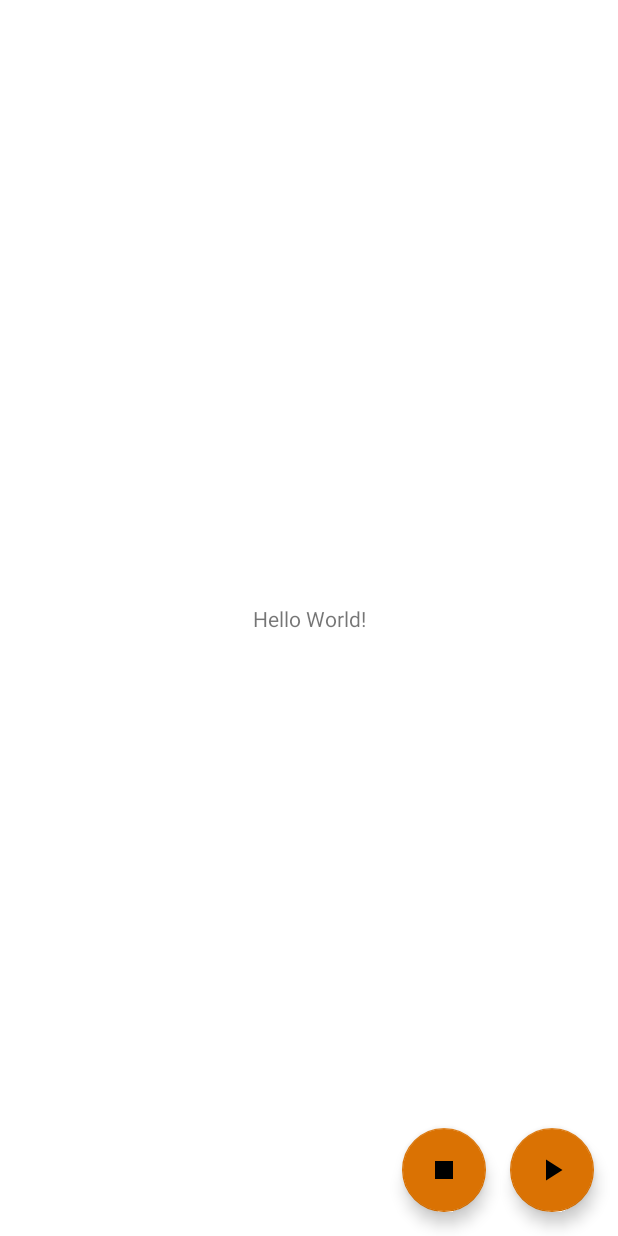
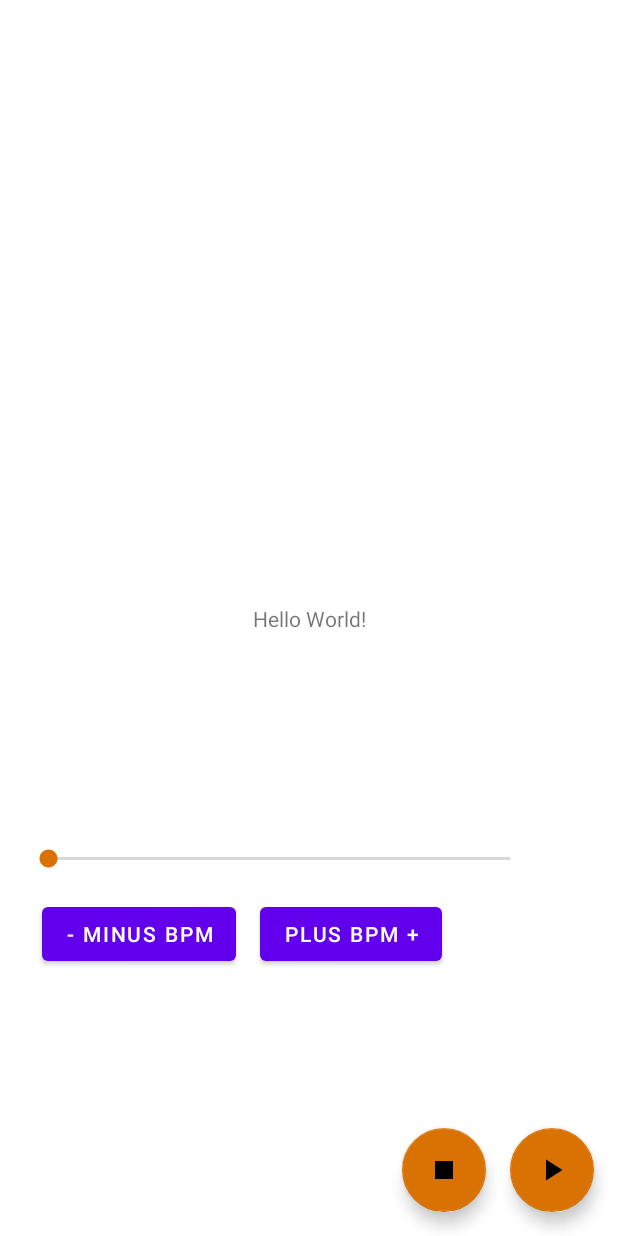
Before and after one commit to ziginsider/xdrummachine, an Android app: the layout activity_main.xml on its own in the app's theme, with its tools: preview values and no code run, on a phone screen of 412 x 824 dp. Run offline under Robolectric (Android 15) with nearby library versions, the phone set to English and light mode, and no system bars.

Commit message:
add seek bar and bpm plus and minus buttons

```diff
--- a/app/src/main/res/layout/activity_main.xml
+++ b/app/src/main/res/layout/activity_main.xml
@@ -38,4 +38,65 @@
         app:layout_constraintRight_toLeftOf="@id/play_button"
         tools:visibility="visible"/>
 
+<!--    <SeekBar-->
+<!--        android:id="@+id/seek_bar"-->
+<!--        android:layout_width="290dp"-->
+<!--        android:layout_height="wrap_content"-->
+<!--        app:layout_constraintBottom_toBottomOf="parent"-->
+<!--        app:layout_constraintLeft_toLeftOf="parent"-->
+<!--        app:layout_constraintRight_toRightOf="parent"-->
+<!--        app:layout_constraintTop_toTopOf="parent"-->
+<!--        app:layout_constraintVertical_bias="0.7"/>-->
+
+    <LinearLayout
+        android:id="@+id/seek_layout"
+        android:layout_width="match_parent"
+        android:layout_height="wrap_content"
+        android:orientation="horizontal"
+        android:layout_marginLeft="16dp"
+        android:layout_marginRight="16dp"
+        app:layout_constraintBottom_toBottomOf="parent"
+        app:layout_constraintLeft_toLeftOf="parent"
+        app:layout_constraintRight_toRightOf="parent"
+        app:layout_constraintTop_toTopOf="parent"
+        app:layout_constraintVertical_bias="0.7">
+
+        <SeekBar
+            android:id="@+id/seek_bar"
+            android:layout_width="match_parent"
+            android:layout_height="wrap_content"
+            android:layout_weight="1"
+            android:min="1"
+            android:max="480" />
+
+        <TextView
+            android:id="@+id/seek_bar_text_view"
+            android:layout_width="80dp"
+            android:layout_height="wrap_content"
+            android:layout_weight="1" />
+
+    </LinearLayout>
+
+    <Button
+        android:id="@+id/minus_bpm_button"
+        android:layout_width="wrap_content"
+        android:layout_height="wrap_content"
+        android:text="- minus bpm"
+        android:layout_marginTop="16dp"
+        android:layout_marginLeft="28dp"
+        app:layout_constraintLeft_toLeftOf="parent"
+        app:layout_constraintTop_toBottomOf="@id/seek_layout"
+        />
+
+    <Button
+        android:id="@+id/plus_bpm_button"
+        android:layout_width="wrap_content"
+        android:layout_height="wrap_content"
+        android:text="plus bpm +"
+        android:layout_marginTop="16dp"
+        android:layout_marginLeft="16dp"
+        app:layout_constraintLeft_toRightOf="@id/minus_bpm_button"
+        app:layout_constraintTop_toBottomOf="@id/seek_layout"
+        />
+
 </androidx.constraintlayout.widget.ConstraintLayout>
```
Also changed, not shown: app/src/main/java/io/github/ziginsider/zdrummachine/MainActivity.kt (+48 -6 lines), 4 other files.
